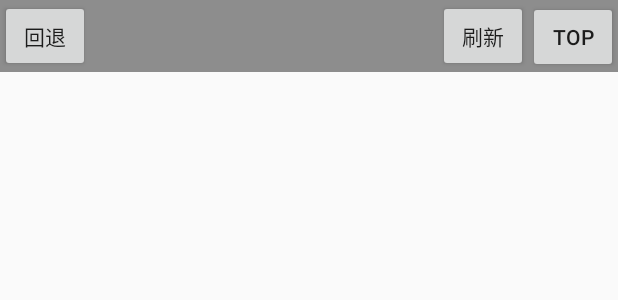
After one commit to pigff/MyAndroidStudy, an Android app: the layout activity_web2_layout.xml on its own in the app's theme, with its tools: preview values and no code run, on a phone screen of 412 x 824 dp. The commit adds this screen. Shown: the top 300 px of the screen. Run offline under Robolectric (Android 15) with nearby library versions, the phone set to English and light mode, and no system bars.

Commit message:
2016-11-17

```diff
--- a/app/build.gradle
+++ b/app/build.gradle
@@ -6,7 +6,7 @@ android {
 
     defaultConfig {
         applicationId "com.example.lin.myandroidapplication"
-        minSdkVersion 16
+        minSdkVersion 18
         targetSdkVersion 24
         versionCode 1
         versionName "1.0"
@@ -17,6 +17,7 @@ android {
             proguardFiles getDefaultProguardFile('proguard-android.txt'), 'proguard-rules.pro'
         }
     }
+    sourceSets { main { assets.srcDirs = ['src/main/assets', 'src/main/assets/'] } }
 }
 
 dependencies {
--- /dev/null
+++ b/app/src/main/res/layout/activity_web2_layout.xml
@@ -0,0 +1,45 @@
+<?xml version="1.0" encoding="utf-8"?>
+<LinearLayout xmlns:android="http://schemas.android.com/apk/res/android"
+              android:layout_width="match_parent"
+              android:layout_height="match_parent"
+              android:orientation="vertical">
+
+    <LinearLayout
+        android:id="@+id/web_btn_group"
+        android:layout_width="match_parent"
+        android:layout_height="wrap_content"
+        android:background="@color/grey"
+        android:orientation="horizontal">
+
+        <Button
+            android:id="@+id/back"
+            android:layout_width="60dp"
+            android:layout_height="wrap_content"
+            android:text="回退"/>
+
+        <TextView
+            android:id="@+id/title_text"
+            android:layout_width="0dp"
+            android:layout_height="wrap_content"
+            android:layout_gravity="center"
+            android:layout_weight="1"/>
+
+        <Button
+            android:id="@+id/refresh"
+            android:layout_width="60dp"
+            android:layout_height="wrap_content"
+            android:text="刷新"/>
+
+        <Button
+            android:id="@+id/top_btn"
+            android:layout_width="60dp"
+            android:layout_height="wrap_content"
+            android:text="top"/>
+    </LinearLayout>
+
+    <LinearLayout
+        android:id="@+id/web2_group"
+        android:layout_width="match_parent"
+        android:layout_height="match_parent"
+        android:orientation="horizontal"/>
+</LinearLayout>
--- a/app/src/main/res/values/strings.xml
+++ b/app/src/main/res/values/strings.xml
@@ -35,4 +35,9 @@
     <string name="dialog">Dialog</string>
     <string name="popupwindow_menu"><![CDATA[popupwindow&menu]]></string>
     <string name="popupwindow">显示PopupWindow</string>
+    <string name="webview">webview</string>
+    <string name="log_out_notice">再按一次退出程序</string>
+    <string name="webview2">webview2</string>
+    <string name="webview3">webview3</string>
+    <string name="turn">旋转</string>
 </resources>
```
Also changed, not shown: app/src/main/AndroidManifest.xml (+5 -16 lines), app/src/main/java/com/example/lin/myandroidapplication/MainActivity.java (+28 -0 lines), app/src/main/java/com/example/lin/myandroidapplication/TurnSaveStudy.java (added, +38 -0 lines), app/src/main/java/com/example/lin/myandroidapplication/WebViewStudy.java (added, +65 -0 lines), app/src/main/java/com/example/lin/myandroidapplication/WebViewStudy2.java (added, +111 -0 lines), app/src/main/java/com/example/lin/myandroidapplication/WebViewStudy3.java (added, +46 -0 lines), app/src/main/java/com/example/lin/myandroidapplication/util/MyObject.java (added, +31 -0 lines), app/src/main/java/com/example/lin/myandroidapplication/view/MyWebView.java (added, +40 -0 lines), app/src/main/res/layout-land/activity_turn_layout.xml (added, +22 -0 lines), app/src/main/res/layout/activity_main.xml (+24 -0 lines), app/src/main/res/layout/activity_turn_layout.xml (added, +20 -0 lines), app/src/main/res/layout/activity_web3_layout.xml (added, +8 -0 lines), app/src/main/res/layout/activity_web_layout.xml (added, +8 -0 lines), 1 other file.
